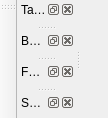
This is calibre/gui2/viewer/qmainwindow/qmainwindowEbook.ui in cricobs/calibre_highway as Qt 5 draws it before an edit. The edited form follows.
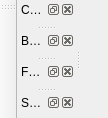
This is the edited form. Custom widgets are drawn as their Qt base class.

Commit message: removed QmainwindowEbook attribute base_window_title

Patch:
```diff
--- a/calibre/gui2/viewer/qmainwindow/qmainwindowEbook.ui
+++ b/calibre/gui2/viewer/qmainwindow/qmainwindowEbook.ui
@@ -36,7 +36,7 @@
     <enum>Qt::CustomContextMenu</enum>
    </property>
    <property name="windowTitle">
-    <string>Table of Contents</string>
+    <string>Content</string>
    </property>
    <attribute name="dockWidgetArea">
     <number>1</number>
```
Left out of the diff: 4 changed lines with no effect on the pictures. The commit also changes 1 other file.
